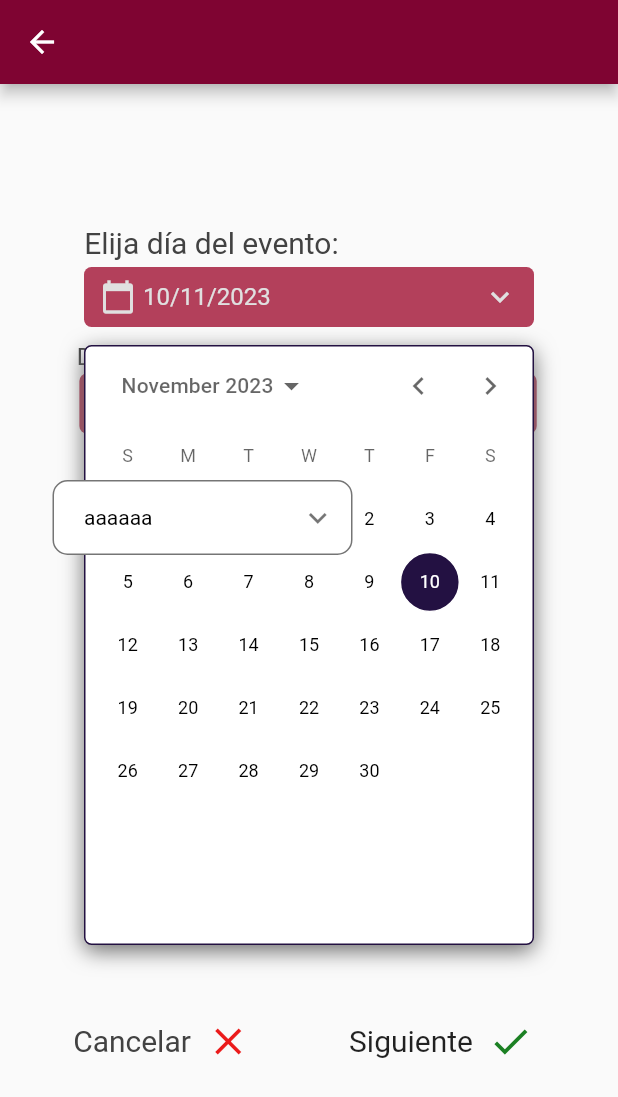
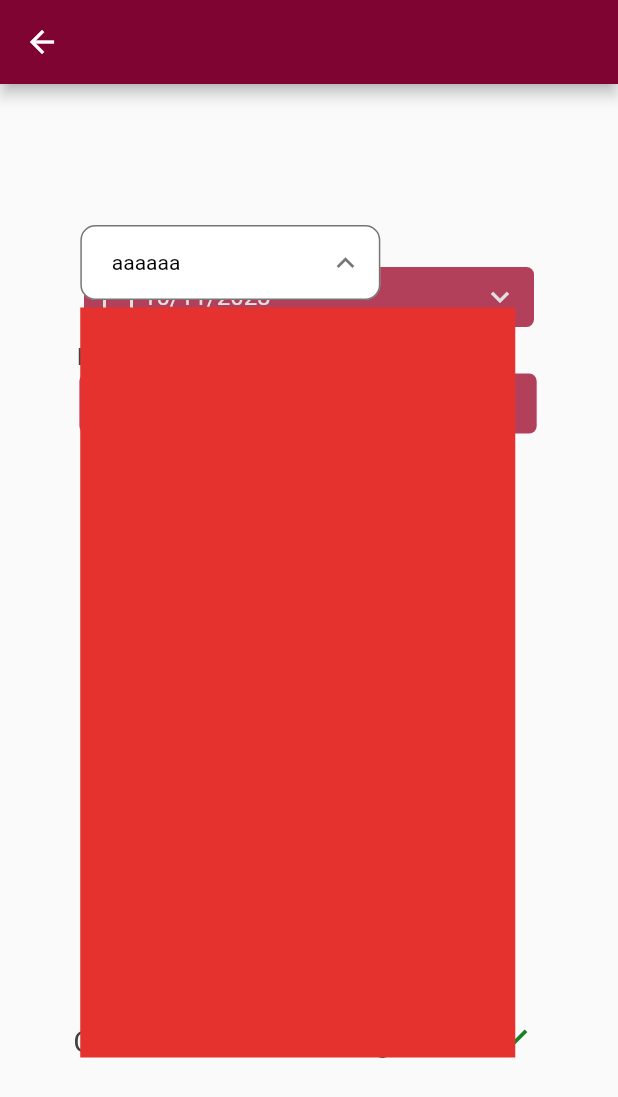
Before and after one commit to BenjaminAlvarezDiaz/my_evento, a Flutter app: the ChooseDayAndTimeScreen screen opened directly, after a tap on an icon or button, on a phone screen of 412 x 824 dp. Shown: the top 1097 px of the screen. Run offline on Flutter 3.47's test engine with Material 2 defaults, Android fonts, the phone set to English and light mode, and no system bars; our stand-ins replace animated_splash_screen, dio, dropdown_button2, fl_chart, flutter_time_picker_spinner, mvc_pattern and 2 more; missing offline and left inert: dio_http_cache, flutter_spinner_picker, flutter_spinner_time_picker; accounts and stored records are empty.

Commit message:
dropdown terminado

```diff
--- a/lib/src/ui/components/dropdown_component.dart
+++ b/lib/src/ui/components/dropdown_component.dart
@@ -6,7 +6,11 @@
   final Widget? content;
   final double? heightButton;
   final double? widthButton;
+  final double? heightDropdownList;
+  final double widthDropdownList;
   final bool oneItem;
+  final bool dropdownListLeft;
+  final bool dropdownListRight;
   //final Function()? buttonOnTap;
   final String textInside;
   final TextStyle? textInsideTheme;
@@ -18,7 +22,11 @@
     this.content,
     this.heightButton = 50,
     this.widthButton = 200,
+    this.heightDropdownList = 100,
+    this.widthDropdownList = 100,
     this.oneItem = false,
+    this.dropdownListLeft = false,
+    this.dropdownListRight = false,
     //this.buttonOnTap,
     this.textInside = '',
     this.textInsideTheme,
@@ -31,9 +39,9 @@
 }
 
 class _DropdownState extends State<Dropdown> {
-  final GlobalKey containerOpenKey = GlobalKey();
+  //final GlobalKey _containerOpenKey = GlobalKey();
   //GlobalKey _containerCloseKey = GlobalKey();
-  Size _containerOpenSize = const Size(0, 0);
+  //Size _containerOpenSize = const Size(0, 0);
   bool isDropdownOpen = false;
 
   Widget? _withDefaultButton(){
@@ -63,15 +71,17 @@
       duration: Duration(milliseconds: 200),
       child: Column(
         children: [
-          Row(
+          widget.dropdownListLeft &&! widget.dropdownListRight? Row(
             children: [
+              widget.dropdownListRight? SizedBox(width: (31 / 100) * widget.widthDropdownList) : const SizedBox(),
               Container(child: _withDefaultButton()),
-              SizedBox(width: (31 / 100) * _containerOpenSize.width),
+              widget.dropdownListLeft? SizedBox(width: (31 / 100) * widget.widthDropdownList) : const SizedBox(),
             ],
-          ),
+          ) : Container(child: _withDefaultButton()),
           SizedBox(height: 5,),
-          isDropdownOpen ? RepaintBoundary(
-              key: containerOpenKey,
+          isDropdownOpen ? Container(
+              height: widget.heightDropdownList,
+              width: widget.widthDropdownList,
               child: widget.content) :
           Container(color: Colors.transparent,)
         ],
@@ -83,15 +93,15 @@
   void initState() {
     super.initState();
 
-    WidgetsBinding.instance!.addPostFrameCallback((_) {
-      final RenderBox renderBox = containerOpenKey.currentContext!.findRenderObject() as RenderBox;
+    /*WidgetsBinding.instance!.addPostFrameCallback((_) {
+      final RenderBox renderBox = _containerOpenKey.currentContext!.findRenderObject() as RenderBox;
       setState(() {
         _containerOpenSize = renderBox.size;
         print(_containerOpenSize.width);
       });
       print(_containerOpenSize.width);
     });
-    print(_containerOpenSize.width);
+    print(_containerOpenSize.width);*/
   }
 
   Widget _dropdown(){
--- a/lib/src/ui/screens/choose_day_and_time_screen.dart
+++ b/lib/src/ui/screens/choose_day_and_time_screen.dart
@@ -416,15 +416,20 @@
                     ],
                   ) : Container(),
 
-                  Positioned(
-                      top: 170,
-                      left: 15,
-                      child: Dropdown(
+                  Row(
+                    mainAxisAlignment: MainAxisAlignment.center,
+                    children: [
+                      Dropdown(
                         oneItem: true,
                         textInside: 'aaaaaa',
+                        dropdownListLeft: true,
                         textInsideTheme: TextStyle(color: KBlack),
-                        content: Container(color: KRed, height: 500, width: 290,),
-                      )
+                        heightDropdownList: 500,
+                        widthDropdownList: 290,
+                        content: Container(color: KRed),
+                      ),
+                      SizedBox(width: 15,)
+                    ],
                   )
 
                   /*Positioned(
```
